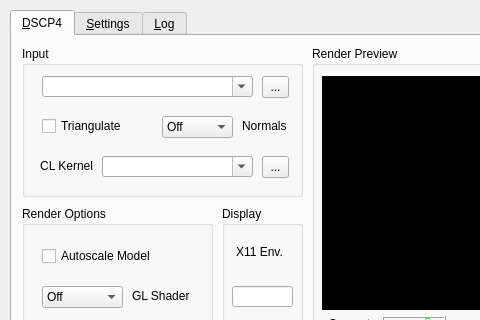
Old version of the form render_algorithms/dscp4/dscp4-qt/ui/mainwindow.ui in the repository itsermo/holovideo-algorithms; both pictures show x 0 to 480 and y 0 to 320 of the 654 by 660 pixel window.
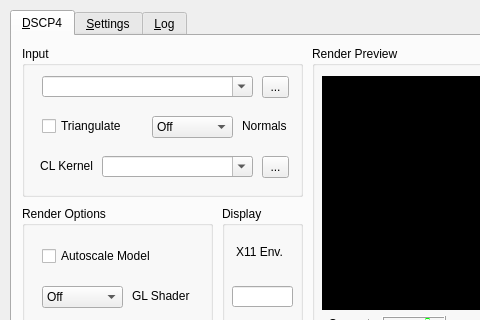
New version of the form.

Commit message: maybe fixed the tooltip?

```diff
--- a/render_algorithms/dscp4/dscp4-qt/ui/mainwindow.ui
+++ b/render_algorithms/dscp4/dscp4-qt/ui/mainwindow.ui
@@ -123,9 +123,9 @@
       <widget class="QComboBox" name="generateNormalsComboBox">
        <property name="geometry">
         <rect>
-         <x>140</x>
+         <x>130</x>
          <y>70</y>
-         <width>71</width>
+         <width>81</width>
          <height>22</height>
         </rect>
        </property>
```
The commit also changes 1 other file.
